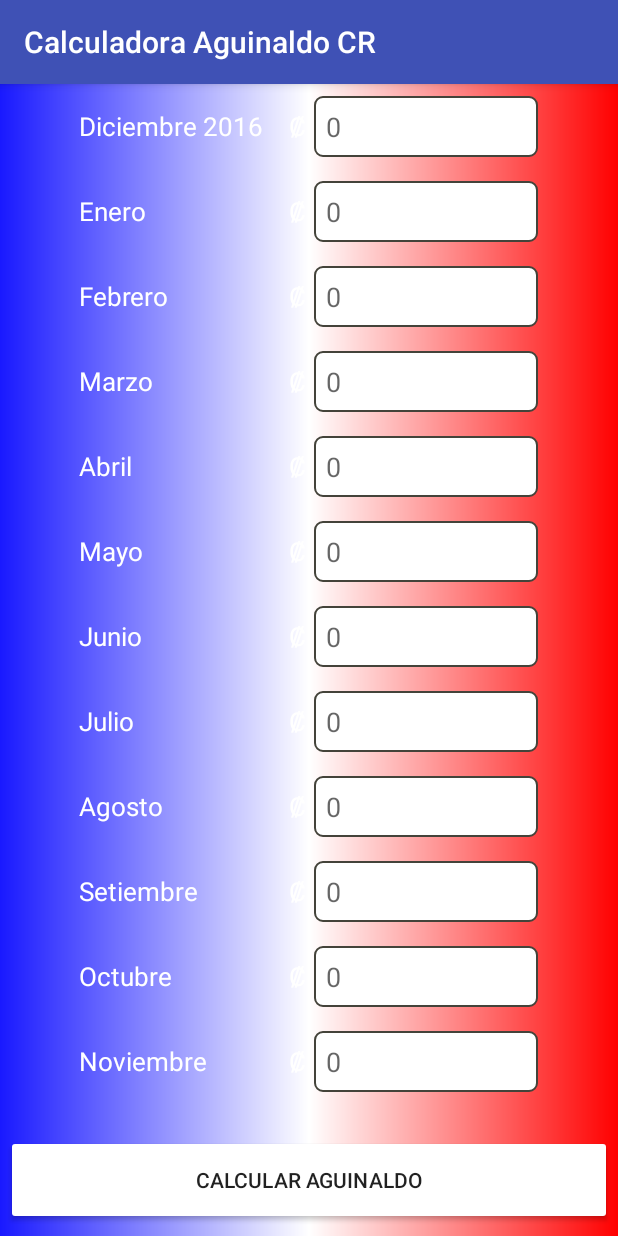
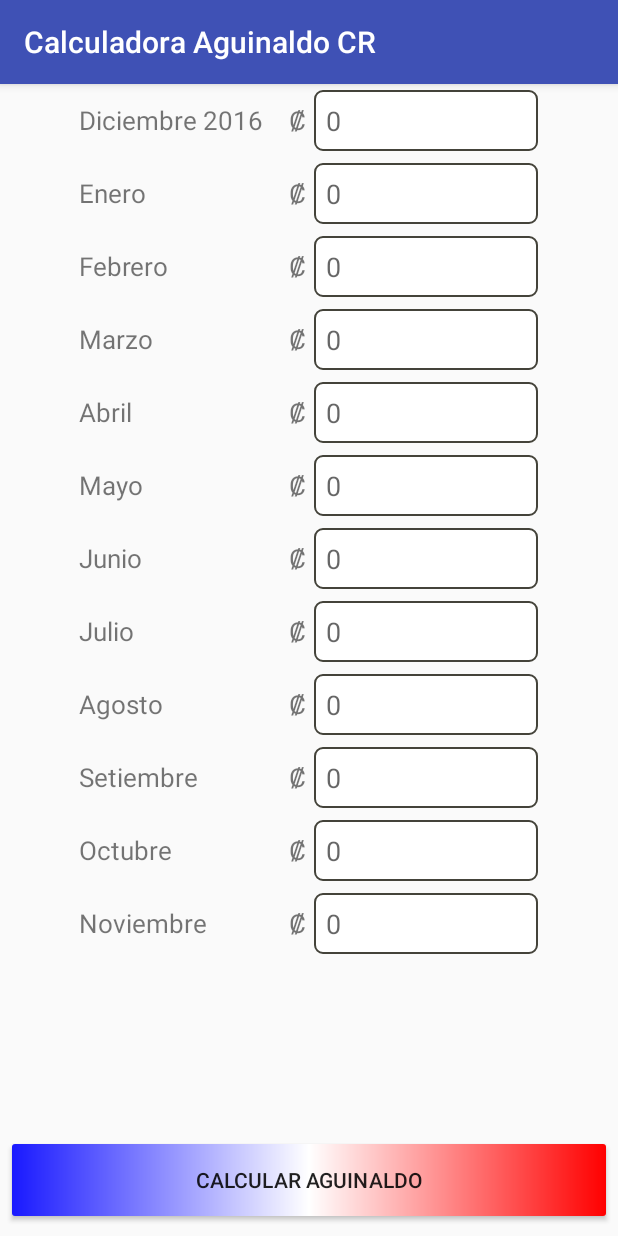
Before and after one commit to eusan91/AguinaldoCR, an Android app: the screen it shows after launch (MainActivity), on a phone screen of 412 x 824 dp. Run offline under Robolectric (Android 15) with nearby library versions, the phone set to English and light mode, and no system bars.

Commit message:
modificacion a drawables

```diff
--- a/app/src/main/res/drawable/background.xml
+++ b/app/src/main/res/drawable/background.xml
@@ -1,6 +1,10 @@
 <?xml version="1.0" encoding="utf-8"?>
 <shape xmlns:android="http://schemas.android.com/apk/res/android">
 
+    <corners android:bottomRightRadius="2dp"
+        android:bottomLeftRadius="2dp"
+        android:topRightRadius="2dp"
+        android:topLeftRadius="2dp"/>
     <gradient android:startColor="#1919ff"
         android:centerColor="#fff"
         android:endColor="#ff0000"
--- a/app/src/main/res/drawable/button_design.xml
+++ b/app/src/main/res/drawable/button_design.xml
@@ -5,5 +5,7 @@
     <corners android:bottomRightRadius="2dp"
         android:bottomLeftRadius="2dp"
         android:topRightRadius="2dp"
-        android:topLeftRadius="2dp"/>
+        android:topLeftRadius="2dp" />
+
+
 </shape>
--- a/app/src/main/res/layout/activity_main.xml
+++ b/app/src/main/res/layout/activity_main.xml
@@ -3,17 +3,16 @@
     xmlns:tools="http://schemas.android.com/tools"
     android:layout_width="match_parent"
     android:layout_height="match_parent"
-    tools:context="com.santamaria.aguinaldocr.MainActivity"
-    android:background="@drawable/background">
+    tools:context="com.santamaria.aguinaldocr.MainActivity">
 
     <ListView
         android:id="@+id/listViewMonths"
         android:layout_width="match_parent"
         android:layout_height="match_parent"
-        android:layout_above="@+id/buttonCalculate"
         android:divider="@null"
         android:dividerHeight="0dp"
-        android:scrollbars="horizontal"></ListView>
+        android:scrollbars="horizontal"
+        android:layout_above="@+id/buttonCalculate"></ListView>
 
     <Button
         android:id="@+id/buttonCalculate"
@@ -23,7 +22,7 @@
         android:layout_alignParentBottom="true"
         android:layout_centerHorizontal="true"
         android:layout_marginBottom="13dp"
-        android:background="@drawable/button_design"
+        android:background="@drawable/background"
         android:padding="8dp"
         android:layout_marginLeft="8dp"
         android:layout_marginRight="8dp"
--- a/app/src/main/res/layout/month_amount_item.xml
+++ b/app/src/main/res/layout/month_amount_item.xml
@@ -8,7 +8,7 @@
         android:layout_height="match_parent"
         android:orientation="horizontal"
         android:weightSum="2"
-        android:layout_margin="8dp"
+        android:layout_margin="4dp"
         android:gravity="center">
 
         <TextView
@@ -16,7 +16,6 @@
             android:layout_width="130dp"
             android:layout_height="wrap_content"
             android:text="Noviembre"
-            android:textColor="@android:color/white"
             android:textSize="17sp" />
 
         <TextView
@@ -26,7 +25,6 @@
             android:layout_marginLeft="10dp"
             android:layout_marginRight="5dp"
             android:text="₡"
-            android:textColor="@android:color/white"
             android:textSize="17sp" />
 
         <EditText
```
